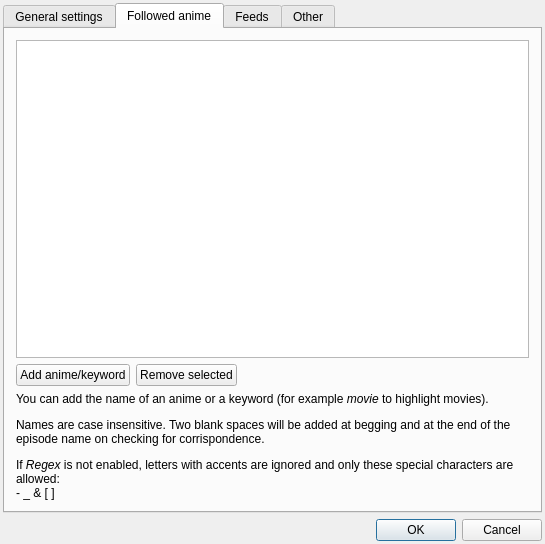
GhostWriterTNCS/OtakuManager, file OtakuManager/widgets/PrefWindow.ui: the form before one commit.
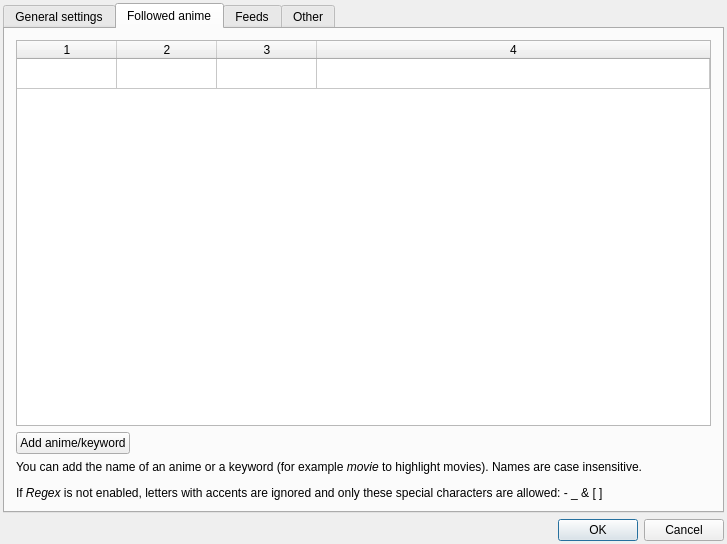
The form after the commit. The open tabs and pages were chosen to show the change. Icons and pictures are not drawn.

Commit message: Followed anime as table.

Patch:
```diff
--- a/OtakuManager/widgets/PrefWindow.ui
+++ b/OtakuManager/widgets/PrefWindow.ui
@@ -9,7 +9,7 @@
    <rect>
     <x>0</x>
     <y>0</y>
-    <width>545</width>
+    <width>727</width>
     <height>518</height>
    </rect>
   </property>
@@ -233,9 +233,12 @@
       </attribute>
       <layout class="QVBoxLayout" name="verticalLayout_4">
        <item>
-        <widget class="QListWidget" name="followedListWidget">
-         <property name="dragDropMode">
-          <enum>QAbstractItemView::InternalMove</enum>
+        <widget class="QTableWidget" name="followedTable">
+         <property name="sizePolicy">
+          <sizepolicy hsizetype="Expanding" vsizetype="Expanding">
+           <horstretch>0</horstretch>
+           <verstretch>0</verstretch>
+          </sizepolicy>
          </property>
          <property name="selectionMode">
           <enum>QAbstractItemView::SingleSelection</enum>
@@ -243,6 +246,29 @@
          <property name="verticalScrollMode">
           <enum>QAbstractItemView::ScrollPerPixel</enum>
          </property>
+         <property name="sortingEnabled">
+          <bool>true</bool>
+         </property>
+         <property name="rowCount">
+          <number>1</number>
+         </property>
+         <property name="columnCount">
+          <number>4</number>
+         </property>
+         <attribute name="horizontalHeaderHighlightSections">
+          <bool>false</bool>
+         </attribute>
+         <attribute name="horizontalHeaderStretchLastSection">
+          <bool>true</bool>
+         </attribute>
+         <attribute name="verticalHeaderVisible">
+          <bool>false</bool>
+         </attribute>
+         <row/>
+         <column/>
+         <column/>
+         <column/>
+         <column/>
         </widget>
        </item>
        <item>
@@ -254,13 +280,6 @@
            </property>
           </widget>
          </item>
-         <item>
-          <widget class="QPushButton" name="removeFollowed">
-           <property name="text">
-            <string>Remove selected</string>
-           </property>
-          </widget>
-         </item>
          <item>
           <spacer name="followedHorizontalSpacer">
            <property name="orientation">
@@ -279,7 +298,7 @@
        <item>
         <widget class="QLabel" name="label_3">
          <property name="text">
-          <string>&lt;html&gt;&lt;head/&gt;&lt;body&gt;&lt;p&gt;You can add the name of an anime or a keyword (for example &lt;span style=&quot; font-style:italic;&quot;&gt;movie&lt;/span&gt; to highlight movies).&lt;/p&gt;&lt;p&gt;Names are case insensitive. Two blank spaces will be added at begging and at the end of the episode name on checking for corrispondence.&lt;/p&gt;&lt;p&gt;If &lt;span style=&quot; font-style:italic;&quot;&gt;Regex&lt;/span&gt; is not enabled, letters with accents are ignored and only these special characters are allowed:&lt;br/&gt;- _ &amp;amp; [ ]&lt;/p&gt;&lt;/body&gt;&lt;/html&gt;</string>
+          <string>&lt;html&gt;&lt;head/&gt;&lt;body&gt;&lt;p&gt;You can add the name of an anime or a keyword (for example &lt;span style=&quot; font-style:italic;&quot;&gt;movie&lt;/span&gt; to highlight movies). Names are case insensitive.&lt;/p&gt;&lt;p&gt;If &lt;span style=&quot; font-style:italic;&quot;&gt;Regex&lt;/span&gt; is not enabled, letters with accents are ignored and only these special characters are allowed: - _ &amp;amp; [ ]&lt;/p&gt;&lt;/body&gt;&lt;/html&gt;</string>
          </property>
          <property name="textFormat">
           <enum>Qt::RichText</enum>
```
Left out of the diff: 5 changed lines with no effect on the pictures. The commit also changes 4 other files.
